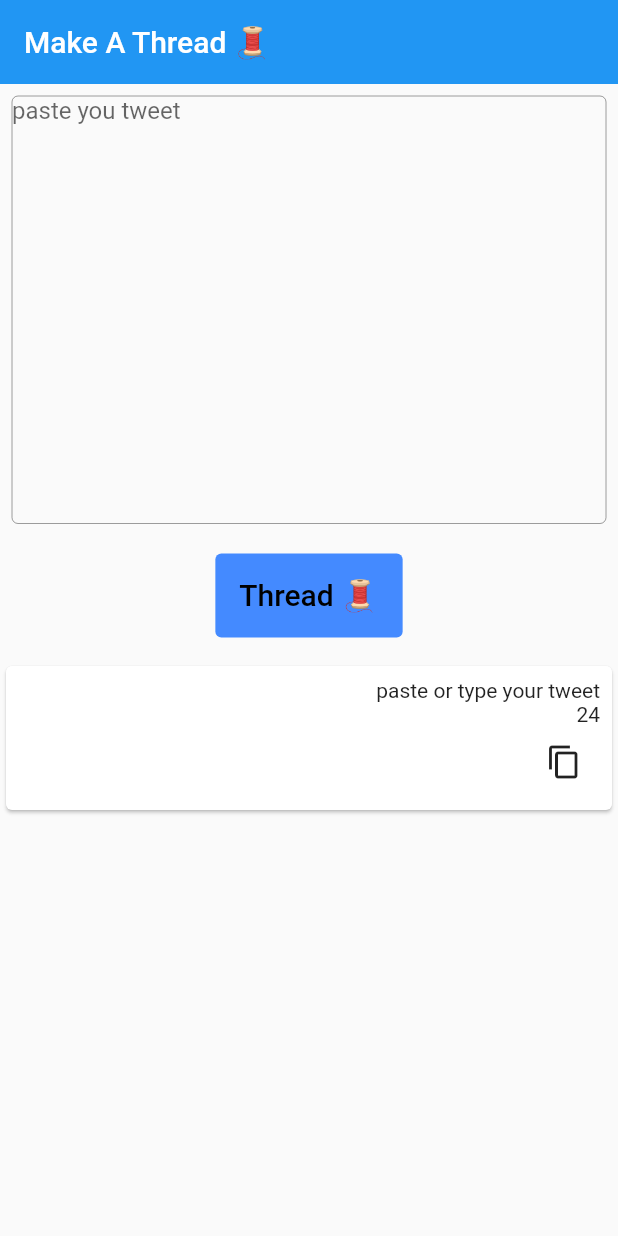
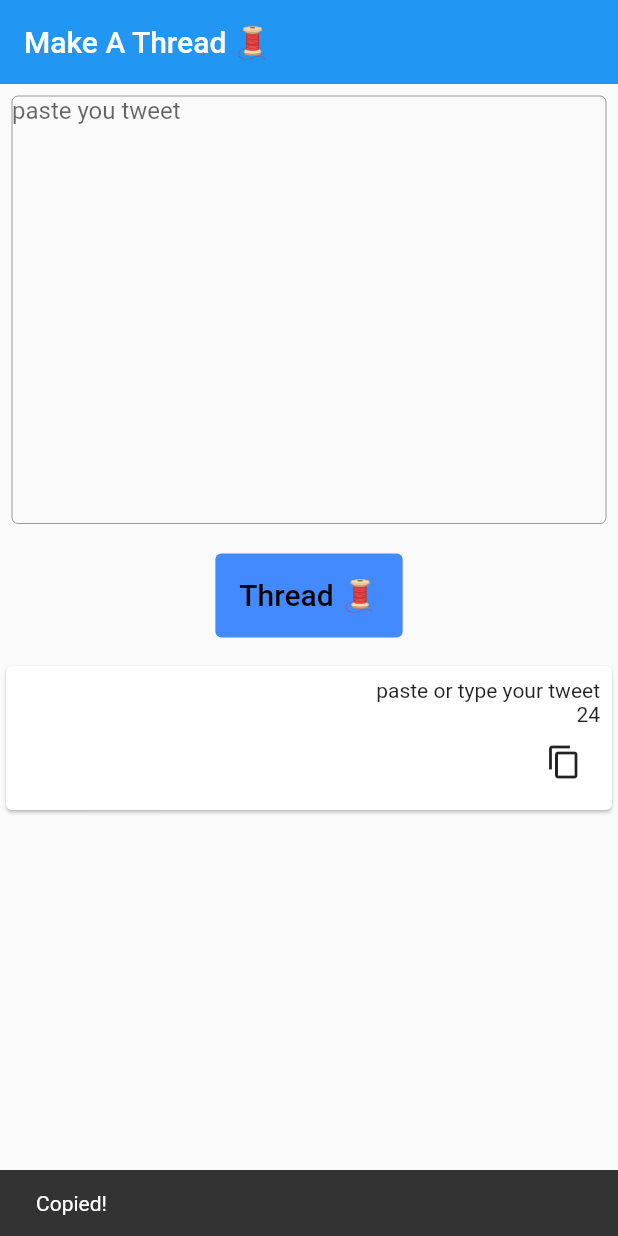
Before and after one commit to eslamelezaby98/thread, a Flutter app: the screen it shows after launch, after a tap on "Thread 🧵", after a tap on the "content copy" icon, on a phone screen of 412 x 824 dp. Run offline on Flutter 3.47's test engine with Material 2 defaults, Android fonts, the light colour scheme and no system bars.

Commit message:
copy button done

```diff
--- a/lib/view/home_screen/home_screen.dart
+++ b/lib/view/home_screen/home_screen.dart
@@ -1,4 +1,5 @@
 import 'package:flutter/material.dart';
+import 'package:flutter/services.dart';
 import 'package:provider/provider.dart';
 import 'package:thread/logic/thread_logic.dart';
 import 'package:thread/view/responsive_widget/responsive_widget.dart';
@@ -70,7 +71,16 @@ class OutputThreadWidget extends StatelessWidget {
                     threadLogic.thread[index].toString().length.toString(),
                   ),
                   IconButton(
-                    onPressed: () {},
+                    onPressed: () async {
+                      ScaffoldMessenger.of(context).showSnackBar(
+                        const SnackBar(
+                          content: Text("Copied!"),
+                        ),
+                      );
+                      await Clipboard.setData(ClipboardData(
+                        text: threadLogic.thread[index],
+                      ));
+                    },
                     icon: const Icon(
                       Icons.copy,
                     ),
```
